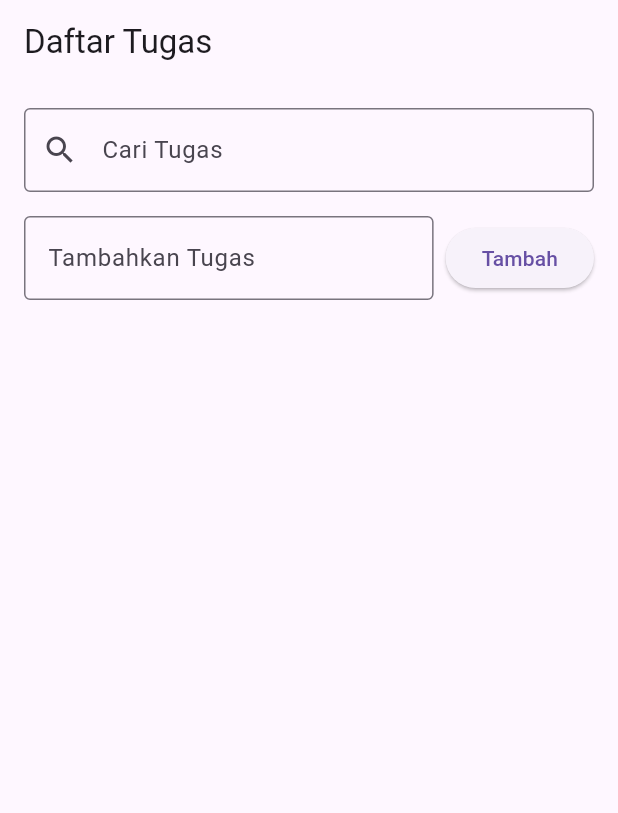
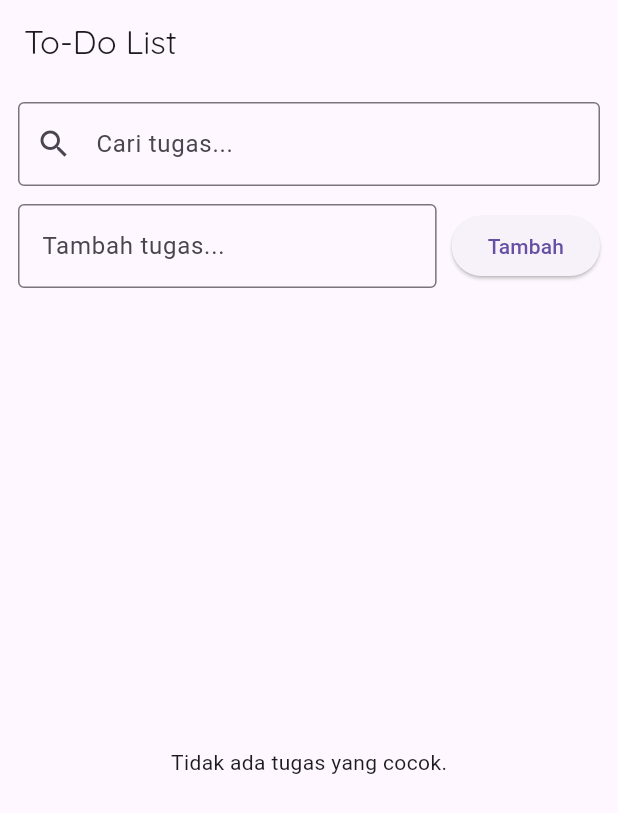
Before and after one commit to MuslimahQurniawati/belajar-Flutter, a Flutter app: the screen it shows after launch, after a tap on "Tambah", on a phone screen of 412 x 824 dp. Shown: the top 813 px of the screen. Run offline on Flutter 3.47's test engine with Material 3 defaults, Android fonts, the light colour scheme and no system bars.

Commit message:
menambahkan custom font

```diff
--- a/lib/main.dart
+++ b/lib/main.dart
@@ -1,140 +1,146 @@
 import 'package:flutter/material.dart';
-import 'package:shared_preferences/shared_preferences.dart';
-import 'dart:convert'; // Untuk encode/decode data
 
-void main() {
-  runApp(
-    const MaterialApp(home: TodoHomePage(), debugShowCheckedModeBanner: false),
+void main() => runApp(ToDoApp());
+
+class ToDoApp extends StatelessWidget {
+  @override
+  Widget build(BuildContext context) {
+    return MaterialApp(
+      title: 'To-Do List Sederhana',
+      theme: ThemeData(primarySwatch: Colors.teal),
+      home: ToDoHomePage(),
     );
   }
-
-class TodoHomePage extends StatefulWidget {
-  const TodoHomePage({super.key});
-
-  @override
-  _TodoHomePageState createState() => _TodoHomePageState();
 }
 
-class _TodoHomePageState extends State<TodoHomePage> {
-  final List<String> _todos = [];
-  final List<String> _filteredTodos = []; // Daftar tugas yang difilter
-  final TextEditingController _controller = TextEditingController();
-  final TextEditingController _searchController =
-      TextEditingController(); // Controller pencarian
+class ToDoHomePage extends StatefulWidget {
+  @override
+  _ToDoHomePageState createState() => _ToDoHomePageState();
+}
+
+class _ToDoHomePageState extends State<ToDoHomePage> {
+  final List<Map<String, dynamic>> _tasks = [];
+  final TextEditingController _taskController = TextEditingController();
+  final TextEditingController _searchController = TextEditingController();
+
+  String _searchQuery = '';
+
+  void _addTask() {
+    String text = _taskController.text.trim();
+    if (text.isNotEmpty) {
+      setState(() {
+        _tasks.add({'text': text, 'isDone': false});
+        _taskController.clear();
+      });
+    }
+  }
+
+  void _deleteTask(int index) {
+    setState(() {
+      _tasks.removeAt(index);
+    });
+  }
+
+  void _toggleTask(int index) {
+    setState(() {
+      _tasks[index]['isDone'] = !_tasks[index]['isDone'];
+    });
+  }
 
   @override
   void initState() {
     super.initState();
-    _loadTodos();
-    _searchController.addListener(_filterTodos); // Pantau input search
-  }
-
-  Future<void> _loadTodos() async {
-    final prefs = await SharedPreferences.getInstance();
-    final String? todosString = prefs.getString('todos');
-    if (todosString != null) {
-      final todosList = List<String>.from(jsonDecode(todosString));
+    _searchController.addListener(() {
       setState(() {
-        _todos.addAll(todosList);
-        _filteredTodos.addAll(todosList);
+        _searchQuery = _searchController.text.toLowerCase();
       });
-    }
-  }
-
-  Future<void> _saveTodos() async {
-    final prefs = await SharedPreferences.getInstance();
-    await prefs.setString('todos', jsonEncode(_todos));
-  }
-
-  void _addTodo() {
-    final text = _controller.text;
-    if (text.isNotEmpty) {
-      setState(() {
-        _todos.add(text);
-        _controller.clear();
-      });
-      _saveTodos();
-      _filterTodos(); // Update tampilan setelah tambah
-    }
-  }
-
-  void _removeTodo(int index) {
-    final todoToRemove = _filteredTodos[index];
-    setState(() {
-      _todos.remove(todoToRemove);
-    });
-    _saveTodos();
-    _filterTodos(); // Update tampilan setelah hapus
-  }
-
-  void _filterTodos() {
-    final query = _searchController.text.toLowerCase();
-    setState(() {
-      if (query.isEmpty) {
-        _filteredTodos
-          ..clear()
-          ..addAll(_todos);
-      } else {
-        _filteredTodos
-          ..clear()
-          ..addAll(_todos.where((todo) => todo.toLowerCase().contains(query)));
-      }
     });
   }
 
   @override
   void dispose() {
-    _controller.dispose();
+    _taskController.dispose();
     _searchController.dispose();
     super.dispose();
   }
 
   @override
   Widget build(BuildContext context) {
+    final filteredTasks =
+        _tasks.where((task) {
+          return task['text'].toLowerCase().contains(_searchQuery);
+        }).toList();
+
     return Scaffold(
-      appBar: AppBar(title: const Text('Daftar Tugas')),
-      body: Padding(
-        padding: const EdgeInsets.all(16.0),
-        child: Column(
+      appBar: AppBar(
+        title: Text(
+          'To-Do List',
+          style: TextStyle(fontFamily: 'Quicksand-VariableFont_wght'),
+        ),
+      ),
+      body: Column(
         children: [
-            TextField(
+          Padding(
+            padding: EdgeInsets.all(12),
+            child: TextField(
               controller: _searchController,
-              decoration: const InputDecoration(
-                labelText: 'Cari Tugas',
+              decoration: InputDecoration(
+                labelText: 'Cari tugas...',
                 prefixIcon: Icon(Icons.search),
                 border: OutlineInputBorder(),
               ),
             ),
-            const SizedBox(height: 16),
-            Row(
+          ),
+          Padding(
+            padding: EdgeInsets.symmetric(horizontal: 12),
+            child: Row(
               children: [
                 Expanded(
                   child: TextField(
-                    controller: _controller,
-                    decoration: const InputDecoration(
-                      labelText: 'Tambahkan Tugas',
+                    controller: _taskController,
+                    decoration: InputDecoration(
+                      labelText: 'Tambah tugas...',
                       border: OutlineInputBorder(),
                     ),
                   ),
                 ),
-                const SizedBox(width: 8),
-                ElevatedButton(
-                  onPressed: _addTodo,
-                  child: const Text('Tambah'),
-                ),
+                SizedBox(width: 10),
+                ElevatedButton(onPressed: _addTask, child: Text('Tambah')),
               ],
             ),
-            const SizedBox(height: 16),
+          ),
           Expanded(
-              child: ListView.builder(
-                itemCount: _filteredTodos.length,
+            child:
+                filteredTasks.isEmpty
+                    ? Center(child: Text('Tidak ada tugas yang cocok.'))
+                    : ListView.builder(
+                      itemCount: filteredTasks.length,
                       itemBuilder: (context, index) {
+                        final task = filteredTasks[index];
+                        final originalIndex = _tasks.indexWhere(
+                          (t) => t['text'] == task['text'],
+                        );
+
                         return Card(
                           child: ListTile(
-                      title: Text(_filteredTodos[index]),
+                            leading: Checkbox(
+                              value: task['isDone'],
+                              onChanged: (_) => _toggleTask(originalIndex),
+                            ),
+                            title: Text(
+                              task['text'],
+                              style: TextStyle(
+                                decoration:
+                                    task['isDone']
+                                        ? TextDecoration.lineThrough
+                                        : TextDecoration.none,
+                                color:
+                                    task['isDone'] ? Colors.grey : Colors.black,
+                              ),
+                            ),
                             trailing: IconButton(
-                        icon: const Icon(Icons.delete),
-                        onPressed: () => _removeTodo(index),
+                              icon: Icon(Icons.delete, color: Colors.red),
+                              onPressed: () => _deleteTask(originalIndex),
                             ),
                           ),
                         );
@@ -143,7 +149,6 @@ class _TodoHomePageState extends State<TodoHomePage> {
           ),
         ],
       ),
-      ),
     );
   }
 }
```
Also changed, not shown: lib/home_page.dart (added, +13 -0 lines), pubspec.yaml (+6 -1 lines), assets/fonts/Quicksand-VariableFont_wght.ttf (added), 1 other file. Lines whose indentation alone changed are shown as unchanged.
